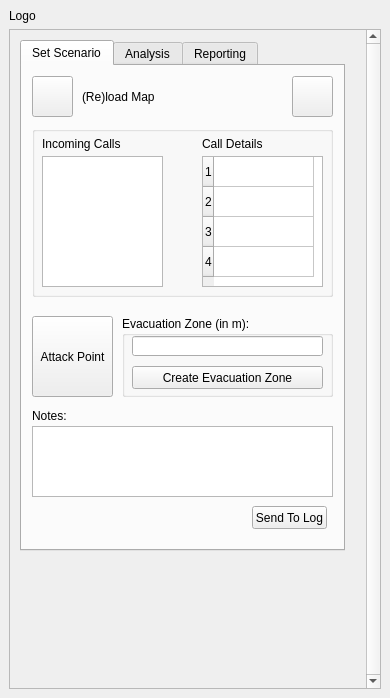
Before: the Qt Designer form Evacu8/Evacu8/Evacu8_dockwidget_base.ui in fhb1990/GEO1005, drawn with Qt 5.
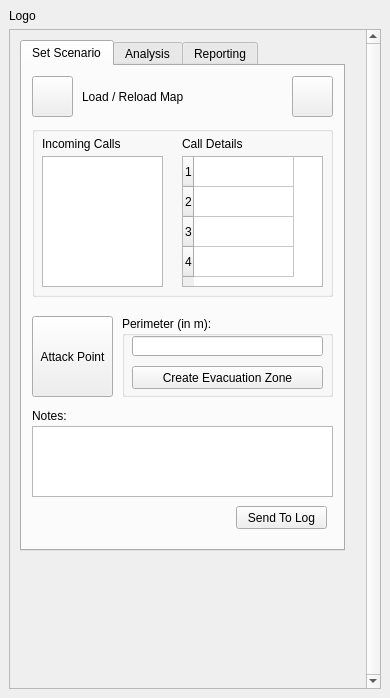
After: the same form once the commit is applied. The open tabs and pages were chosen to show the change.

The edit to the form file:
```diff
--- a/Evacu8/Evacu8/Evacu8_dockwidget_base.ui
+++ b/Evacu8/Evacu8/Evacu8_dockwidget_base.ui
@@ -115,12 +115,12 @@
            <rect>
             <x>60</x>
             <y>10</y>
-            <width>91</width>
+            <width>141</width>
             <height>41</height>
            </rect>
           </property>
           <property name="text">
-           <string>(Re)load Map</string>
+           <string>Load / Reload Map</string>
           </property>
          </widget>
          <widget class="QGroupBox" name="evac_box">
@@ -133,7 +133,7 @@
            </rect>
           </property>
           <property name="title">
-           <string>Evacuation Zone (in m):</string>
+           <string>Perimeter (in m):</string>
           </property>
           <widget class="QPushButton" name="set_rad">
            <property name="geometry">
@@ -212,9 +212,9 @@
           <widget class="QTableWidget" name="scen_details">
            <property name="geometry">
             <rect>
-             <x>170</x>
+             <x>150</x>
              <y>30</y>
-             <width>121</width>
+             <width>141</width>
              <height>131</height>
             </rect>
            </property>
@@ -249,7 +249,7 @@
           <widget class="QLabel" name="label_3">
            <property name="geometry">
             <rect>
-             <x>170</x>
+             <x>150</x>
              <y>10</y>
              <width>91</width>
              <height>16</height>
@@ -299,9 +299,9 @@
          <widget class="QPushButton" name="send_notes">
           <property name="geometry">
            <rect>
-            <x>230</x>
+            <x>214</x>
             <y>440</y>
-            <width>75</width>
+            <width>91</width>
             <height>23</height>
            </rect>
           </property>
```
Left out of the diff: 2 changed lines with no effect on the pictures.
